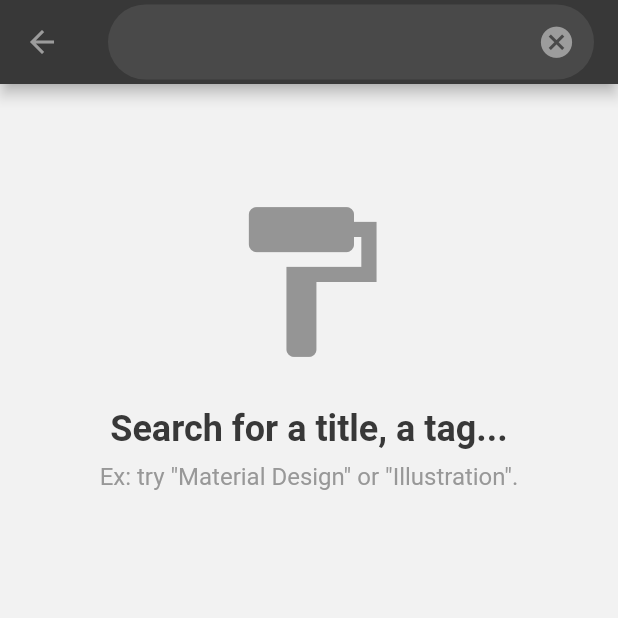
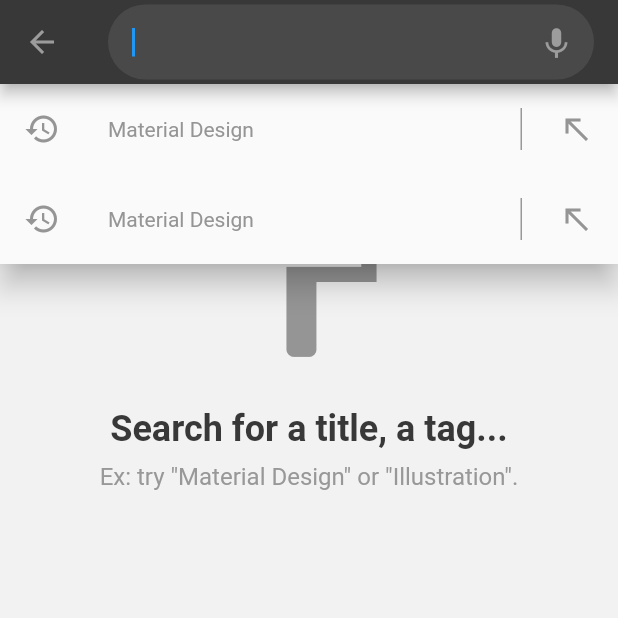
Before and after one commit to hanmajid/flutter_dribbble, a Flutter app: the SearchPage screen opened by its route, on a phone screen of 412 x 824 dp, the top half of it. Run offline on Flutter 3.47's test engine with Material 2 defaults, Android fonts, the phone set to English and light mode, and no system bars; our stand-ins replace after_layout, share; network calls fail.

Commit message:
update search page

```diff
--- a/lib/pages/search_page.dart
+++ b/lib/pages/search_page.dart
@@ -1,7 +1,61 @@
 import 'package:flutter/material.dart';
 import 'package:flutter_dribbble/values/colors.dart';
 
-class SearchPage extends StatelessWidget {
+class SearchPage extends StatefulWidget {
+  @override
+  _SearchPageState createState() => _SearchPageState();
+}
+
+class _SearchPageState extends State<SearchPage>
+    with SingleTickerProviderStateMixin {
+  FocusNode focusNode;
+  TextEditingController searchController;
+  AnimationController animationController;
+  Animation<Offset> animation;
+
+  @override
+  void initState() {
+    super.initState();
+    searchController = new TextEditingController()
+      ..addListener(() {
+        /// Rebuild UI every time user input text to
+        /// change the icon beside search bar.
+        setState((){});
+      });
+    animationController = new AnimationController(
+        duration: Duration(milliseconds: 250), vsync: this);
+    animation = Tween(begin: Offset(0.0, -1.0), end: Offset(0.0, 0.0))
+        .animate(animationController);
+    focusNode = new FocusNode()
+      ..addListener(
+        () {
+          if (focusNode.hasFocus) {
+            animationController.forward();
+          } else {
+            animationController.reverse();
+          }
+        },
+      );
+  }
+
+  @override
+  void dispose() {
+    searchController.dispose();
+    animationController.dispose();
+    focusNode.dispose();
+    super.dispose();
+  }
+
+  void _handleSubmittedSearch(String text) {
+    print('submit: ${text}');
+  }
+
+  void _handlePressedCancel() {
+    setState(() {
+      searchController.text = '';
+    });
+  }
+
   @override
   Widget build(BuildContext context) {
     return Scaffold(
@@ -21,6 +75,11 @@ class SearchPage extends StatelessWidget {
             children: <Widget>[
               Expanded(
                 child: TextField(
+                  controller: searchController,
+                  autofocus: true,
+                  focusNode: focusNode,
+                  textInputAction: TextInputAction.search,
+                  onSubmitted: _handleSubmittedSearch,
                   style: TextStyle(
                     color: Colors.white,
                   ),
@@ -35,9 +94,9 @@ class SearchPage extends StatelessWidget {
                 child: RawMaterialButton(
                   padding: const EdgeInsets.all(0.0),
                   shape: CircleBorder(),
-                  onPressed: () {},
+                  onPressed: _handlePressedCancel,
                   child: Icon(
-                    Icons.cancel,
+                    searchController.text.isEmpty? Icons.keyboard_voice : Icons.cancel,
                     size: 25.0,
                   ),
                 ),
@@ -46,7 +105,9 @@ class SearchPage extends StatelessWidget {
           ),
         ),
       ),
-      body: SingleChildScrollView(
+      body: Stack(
+        children: <Widget>[
+          SingleChildScrollView(
             child: Column(
               mainAxisSize: MainAxisSize.max,
               mainAxisAlignment: MainAxisAlignment.center,
@@ -85,6 +146,83 @@ class SearchPage extends StatelessWidget {
               ],
             ),
           ),
+          SlideTransition(
+            position: animation,
+            child: Card(
+              color: Colors.white,
+              margin: const EdgeInsets.all(0.0),
+              shape: RoundedRectangleBorder(),
+              elevation: 8.0,
+              child: Column(
+                mainAxisSize: MainAxisSize.min,
+                children: <Widget>[
+                  SearchHistoryItem(),
+                  SearchHistoryItem(),
+                ],
+              ),
+            ),
+          ),
+          // Positioned(
+          //   child: SlideTransition(
+          //     child: Column(
+          //       children: <Widget>[
+          //         SearchHistoryItem(),
+          //         SearchHistoryItem(),
+          //       ],
+          //     ),
+          //     position: animation,
+          //   ),
+          // )
+        ],
+      ),
     );
   }
 }
+
+class SearchHistoryItem extends StatelessWidget {
+  @override
+  Widget build(BuildContext context) {
+    return Material(
+      child: InkWell(
+        onTap: () {},
+        child: Container(
+          // color: Colors.white,
+          padding: const EdgeInsets.symmetric(
+            vertical: 16.0,
+            horizontal: 16.0,
+          ),
+          child: Row(
+            children: <Widget>[
+              Icon(Icons.history),
+              SizedBox(
+                width: 32.0,
+              ),
+              Expanded(
+                child: Text(
+                  'Material Design',
+                  style: TextStyle(
+                    color: grey,
+                  ),
+                ),
+              ),
+              SizedBox(
+                width: 1.0,
+                height: 28.0,
+                child: Container(
+                  color: lighterGrey,
+                ),
+              ),
+              SizedBox(
+                width: 24.0,
+              ),
+              RotatedBox(
+                child: Icon(Icons.call_made),
+                quarterTurns: -1,
+              ),
+            ],
+          ),
+        ),
+      ),
+    );
+  }
+}
```
Also changed, not shown: 2 other files. Lines whose indentation alone changed are shown as unchanged.
